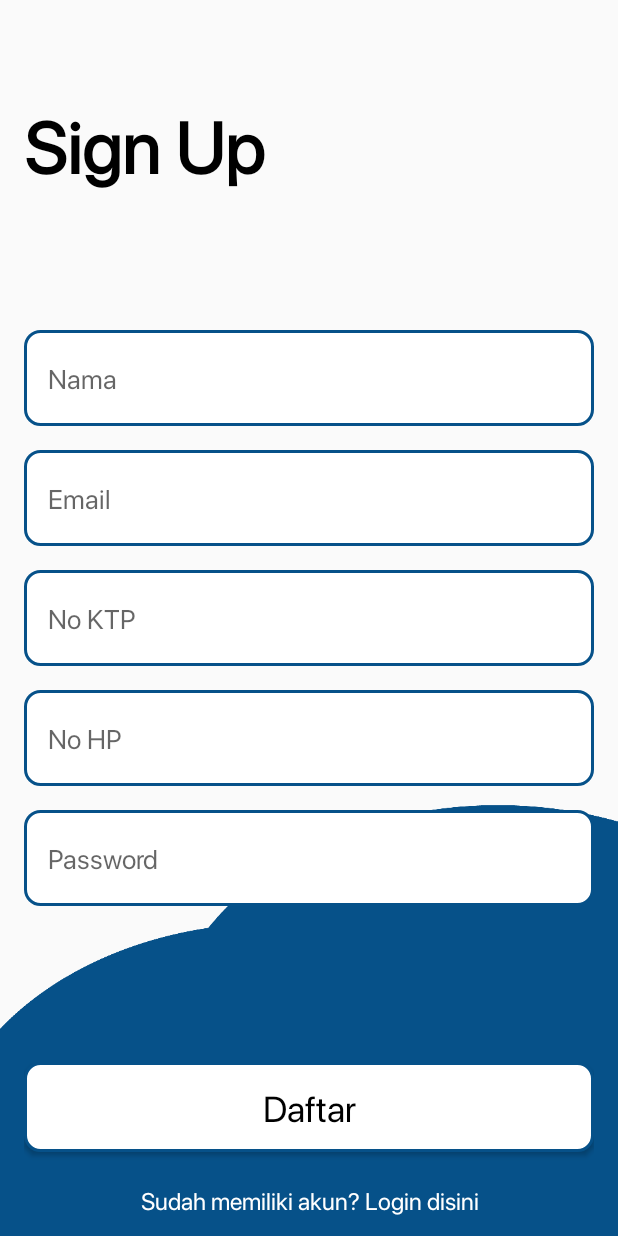
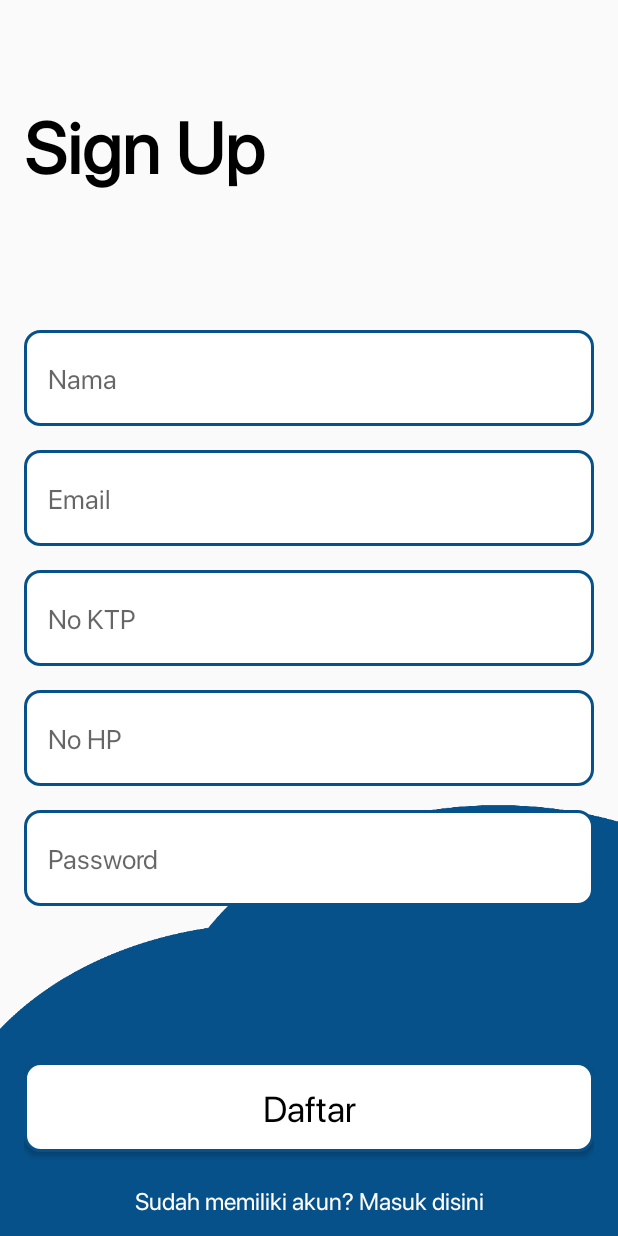
Before and after one commit to radityarin/Nulungi, an Android app: the SignUpPage screen opened directly, with no data from a screen before it, on a phone screen of 412 x 824 dp. Run offline under Robolectric (Android 15) with nearby library versions, the phone set to English and light mode, and no system bars.

Commit message:
revisi sign chevron sign in 2

```diff
--- a/app/src/main/res/layout/activity_sign_up_page.xml
+++ b/app/src/main/res/layout/activity_sign_up_page.xml
@@ -93,7 +93,7 @@
             android:textSize="16dp"
             android:background="@color/Transparent"
             android:textColor="@android:color/white"
-            android:text="Sudah memiliki akun? Login disini"
+            android:text="Sudah memiliki akun? Masuk disini"
             android:textAllCaps="false" />
     </LinearLayout>
 </RelativeLayout>
```
